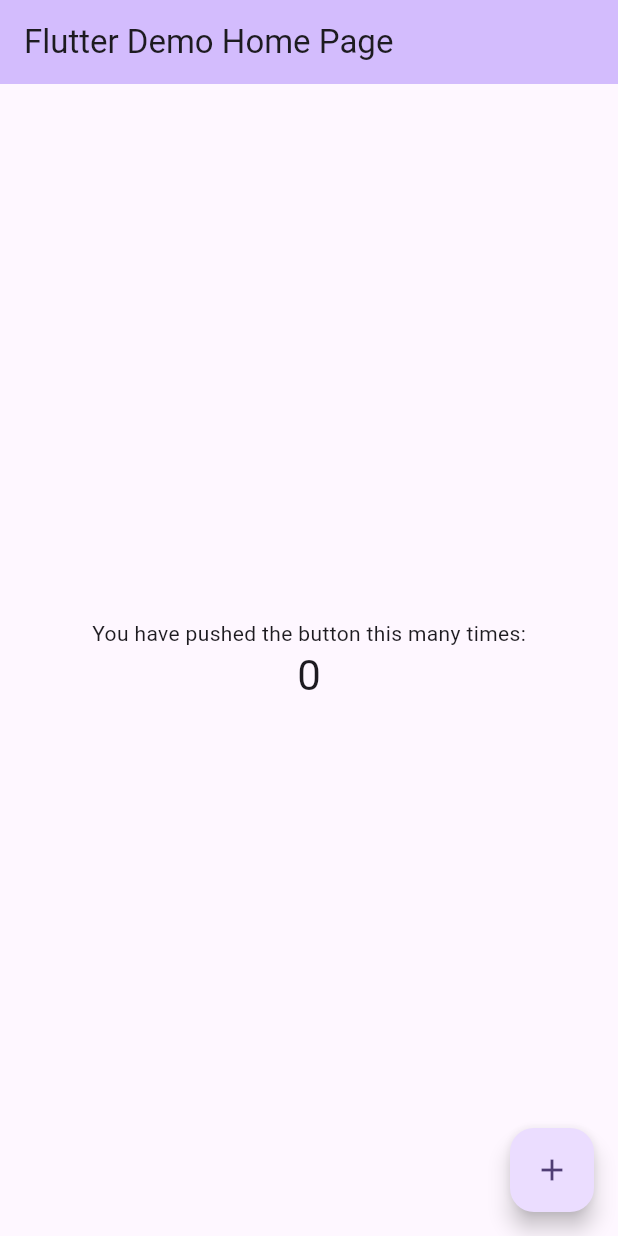
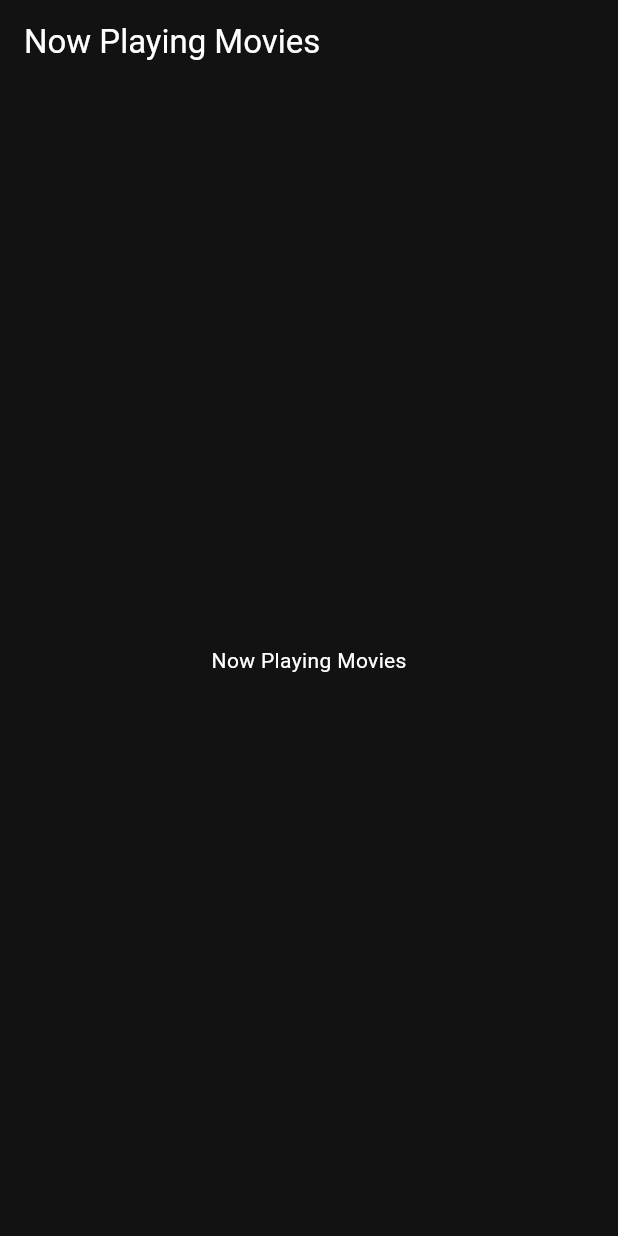
Before and after one commit to OmarAmeer96/Movies_app, a Flutter app: the screen it shows after launch, on a phone screen of 412 x 824 dp. Run offline on Flutter 3.47's test engine with Material 3 defaults, Android fonts, the phone set to English and light mode, and no system bars; our stand-ins replace animated_splash_screen, lottie, page_transition.

```diff
--- /dev/null
+++ b/lib/Core/utils/assets.dart
@@ -0,0 +1,3 @@
+class AssetsData {
+  static const splashViewJsonFile = 'assets/json/splashViewJson.json';
+}
--- /dev/null
+++ b/lib/Features/now_playing_movies/presentation/views/now_playing_movies_view.dart
@@ -0,0 +1,26 @@
+import 'package:flutter/material.dart';
+import 'package:movies_app/constants.dart';
+
+class NowPlayingMoviesView extends StatelessWidget {
+  const NowPlayingMoviesView({super.key});
+
+  @override
+  Widget build(BuildContext context) {
+    return Scaffold(
+      backgroundColor: kScaffoldBackgroundColor,
+      appBar: AppBar(
+        title: const Text(
+          'Now Playing Movies',
+          style: TextStyle(color: Colors.white),
+        ),
+        backgroundColor: kScaffoldBackgroundColor,
+      ),
+      body: const Center(
+        child: Text(
+          'Now Playing Movies',
+          style: TextStyle(color: Colors.white),
+        ),
+      ),
+    );
+  }
+}
--- /dev/null
+++ b/lib/constants.dart
@@ -0,0 +1,10 @@
+import 'package:flutter/material.dart';
+
+const kScaffoldBackgroundColor = Color(0xFF121212);
+// const kPrimaryColor = Color(0xFF30444E);
+// const kButtonColor1 = Color(0xFF3ED598);
+// const kButtonColor2 = Color(0xffFF565E);
+
+// const kSFProDisplayRegular = 'SF-Pro-Display-Regular';
+// const kSFProDisplayBold = 'SF-Pro-Display-Bold';
+// const kSFProDisplayBlack = 'SF-Pro-Display-Black';
--- a/lib/main.dart
+++ b/lib/main.dart
@@ -1,4 +1,5 @@
 import 'package:flutter/material.dart';
+import 'package:movies_app/Features/splash/splash_view.dart';
 
 void main() {
   runApp(const MyApp());
@@ -7,119 +8,12 @@ void main() {
 class MyApp extends StatelessWidget {
   const MyApp({super.key});
 
-  // This widget is the root of your application.
   @override
   Widget build(BuildContext context) {
-    return MaterialApp(
+    return const MaterialApp(
       title: 'Flutter Demo',
-      theme: ThemeData(
-        // This is the theme of your application.
-        //
-        // TRY THIS: Try running your application with "flutter run". You'll see
-        // the application has a purple toolbar. Then, without quitting the app,
-        // try changing the seedColor in the colorScheme below to Colors.green
-        // and then invoke "hot reload" (save your changes or press the "hot
-        // reload" button in a Flutter-supported IDE, or press "r" if you used
-        // the command line to start the app).
-        //
-        // Notice that the counter didn't reset back to zero; the application
-        // state is not lost during the reload. To reset the state, use hot
-        // restart instead.
-        //
-        // This works for code too, not just values: Most code changes can be
-        // tested with just a hot reload.
-        colorScheme: ColorScheme.fromSeed(seedColor: Colors.deepPurple),
-        useMaterial3: true,
-      ),
-      home: const MyHomePage(title: 'Flutter Demo Home Page'),
+      debugShowCheckedModeBanner: false,
+      home: SplashView(),
     );
   }
 }
-
-class MyHomePage extends StatefulWidget {
-  const MyHomePage({super.key, required this.title});
-
-  // This widget is the home page of your application. It is stateful, meaning
-  // that it has a State object (defined below) that contains fields that affect
-  // how it looks.
-
-  // This class is the configuration for the state. It holds the values (in this
-  // case the title) provided by the parent (in this case the App widget) and
-  // used by the build method of the State. Fields in a Widget subclass are
-  // always marked "final".
-
-  final String title;
-
-  @override
-  State<MyHomePage> createState() => _MyHomePageState();
-}
-
-class _MyHomePageState extends State<MyHomePage> {
-  int _counter = 0;
-
-  void _incrementCounter() {
-    setState(() {
-      // This call to setState tells the Flutter framework that something has
-      // changed in this State, which causes it to rerun the build method below
-      // so that the display can reflect the updated values. If we changed
-      // _counter without calling setState(), then the build method would not be
-      // called again, and so nothing would appear to happen.
-      _counter++;
-    });
-  }
-
-  @override
-  Widget build(BuildContext context) {
-    // This method is rerun every time setState is called, for instance as done
-    // by the _incrementCounter method above.
-    //
-    // The Flutter framework has been optimized to make rerunning build methods
-    // fast, so that you can just rebuild anything that needs updating rather
-    // than having to individually change instances of widgets.
-    return Scaffold(
-      appBar: AppBar(
-        // TRY THIS: Try changing the color here to a specific color (to
-        // Colors.amber, perhaps?) and trigger a hot reload to see the AppBar
-        // change color while the other colors stay the same.
-        backgroundColor: Theme.of(context).colorScheme.inversePrimary,
-        // Here we take the value from the MyHomePage object that was created by
-        // the App.build method, and use it to set our appbar title.
-        title: Text(widget.title),
-      ),
-      body: Center(
-        // Center is a layout widget. It takes a single child and positions it
-        // in the middle of the parent.
-        child: Column(
-          // Column is also a layout widget. It takes a list of children and
-          // arranges them vertically. By default, it sizes itself to fit its
-          // children horizontally, and tries to be as tall as its parent.
-          //
-          // Column has various properties to control how it sizes itself and
-          // how it positions its children. Here we use mainAxisAlignment to
-          // center the children vertically; the main axis here is the vertical
-          // axis because Columns are vertical (the cross axis would be
-          // horizontal).
-          //
-          // TRY THIS: Invoke "debug painting" (choose the "Toggle Debug Paint"
-          // action in the IDE, or press "p" in the console), to see the
-          // wireframe for each widget.
-          mainAxisAlignment: MainAxisAlignment.center,
-          children: <Widget>[
-            const Text(
-              'You have pushed the button this many times:',
-            ),
-            Text(
-              '$_counter',
-              style: Theme.of(context).textTheme.headlineMedium,
-            ),
-          ],
-        ),
-      ),
-      floatingActionButton: FloatingActionButton(
-        onPressed: _incrementCounter,
-        tooltip: 'Increment',
-        child: const Icon(Icons.add),
-      ), // This trailing comma makes auto-formatting nicer for build methods.
-    );
-  }
-}
```
Also changed, not shown: assets/json/splashViewJson.json (added, +1 -0 lines), lib/Features/splash/splash_view.dart (added, +24 -0 lines), pubspec.yaml (+43 -18 lines), assets/fonts/Inter-Black.ttf (added), assets/fonts/Inter-Bold.ttf (added), assets/fonts/Inter-ExtraBold.ttf (added), assets/fonts/Inter-Medium.ttf (added), assets/fonts/Inter-Regular.ttf (added), assets/fonts/Inter-SemiBold.ttf (added), pubspec.lock, 3 other files.
